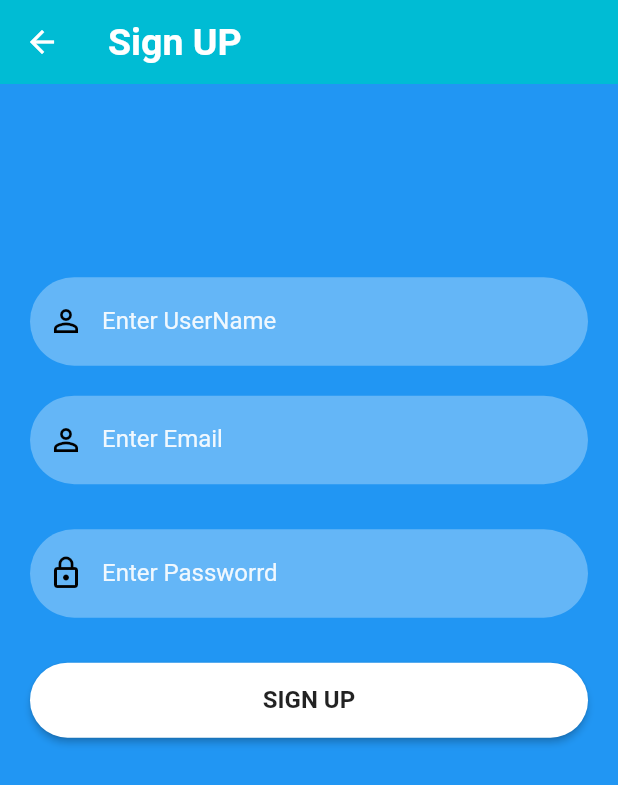
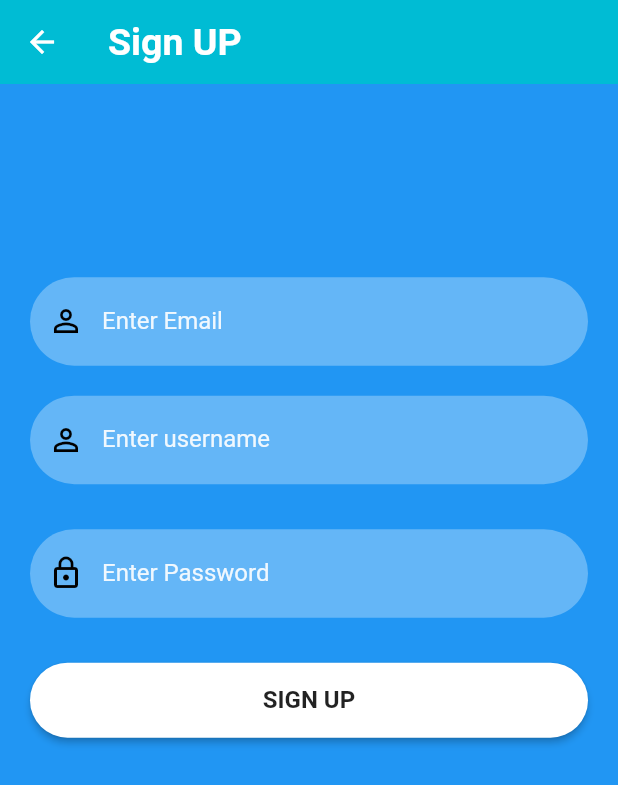
Before and after one commit to Roman-oze/mobileapp_login, a Flutter app: the SignUpScreen screen opened directly, on a phone screen of 412 x 824 dp. Shown: the top 785 px of the screen. Run offline on Flutter 3.47's test engine with Material 2 defaults, Android fonts, the phone set to English and light mode, and no system bars; our stand-ins replace cloud_firestore, firebase_core; accounts and stored records are empty.

```diff
--- a/login/lib/signup_screen.dart
+++ b/login/lib/signup_screen.dart
@@ -3,7 +3,6 @@ import 'package:cloud_firestore/cloud_firestore.dart';
 import 'package:flutter/material.dart';
 import 'package:login/home_screen.dart';
 import 'package:login/signin_screen.dart';
-
 import 'reusable_widget/reusable_widget.dart';
 
 class SignUpScreen extends StatefulWidget {
@@ -61,23 +60,23 @@ class _SignUpScreenState extends State<SignUpScreen> {
                 SizedBox(
                   height: 20,
                 ),
-                reusableTextField("Enter UserName", Icons.person_outline, false,
+                reusableTextField("Enter Email", Icons.person_outline, false,
                     _nameTextController),
                 SizedBox(
                   height: 20,
                 ),
-                reusableTextField("Enter Email", Icons.person_outline, true,
+                reusableTextField("Enter username", Icons.person_outline, true,
                     _emailTextController),
                 SizedBox(
                   height: 30,
                 ),
-                reusableTextField("Enter Passworrd", Icons.lock_outline, true,
+                reusableTextField("Enter Password", Icons.lock_outline, true,
                     _passwordTextController),
                 SizedBox(
                   height: 20,
                 ),
                 signInSignUpButton(context, false, () {
-                  print('click');
+                  print("Sign Up");
                   addUser();
                   // Navigator.push(context,
                   //     MaterialPageRoute(builder: (context) => HomeScreen()));
```
Also changed, not shown: login/lib/reset_password.dart (added, +54 -0 lines), login/lib/signin_screen.dart (+17 -0 lines), login/pubspec.lock, 2 other files.
